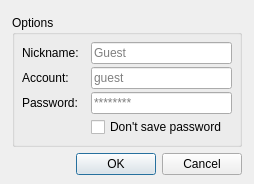
Qt form rc/RCConnectDialog.ui (Preagonal/TilesEditor) before a commit.
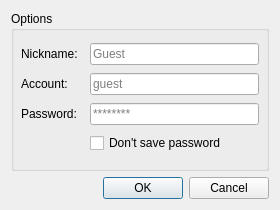
The same form after that commit.

Commit message: Add FileRequester support for RC mode

```diff
--- a/rc/RCConnectDialog.ui
+++ b/rc/RCConnectDialog.ui
@@ -9,14 +9,14 @@
    <rect>
     <x>0</x>
     <y>0</y>
-    <width>254</width>
-    <height>184</height>
+    <width>280</width>
+    <height>210</height>
    </rect>
   </property>
   <property name="minimumSize">
    <size>
-    <width>0</width>
-    <height>0</height>
+    <width>280</width>
+    <height>210</height>
    </size>
   </property>
   <property name="maximumSize">
@@ -46,59 +46,52 @@
   <property name="modal">
    <bool>false</bool>
   </property>
-  <widget class="QGroupBox" name="rcVertBox">
-   <property name="geometry">
-    <rect>
-     <x>0</x>
-     <y>0</y>
-     <width>254</width>
-     <height>187</height>
-    </rect>
-   </property>
-   <property name="styleSheet">
-    <string notr="true">#rcVertBox {
-	border: 0;
-	padding: 0px;
-	margin: 0px;
-	width: 100%;
-	height: 100%;
-}</string>
-   </property>
-   <layout class="QVBoxLayout" name="verticalLayout" stretch="0,0">
-    <property name="sizeConstraint">
-     <enum>QLayout::SetDefaultConstraint</enum>
-    </property>
+  <layout class="QGridLayout" name="gridLayout_2">
+   <item row="1" column="0">
+    <layout class="QHBoxLayout" name="horizontalLayout">
+     <item>
+      <spacer name="horizontalSpacer">
+       <property name="orientation">
+        <enum>Qt::Horizontal</enum>
+       </property>
+       <property name="sizeHint" stdset="0">
+        <size>
+         <width>40</width>
+         <height>20</height>
+        </size>
+       </property>
+      </spacer>
+     </item>
     <item>
+      <widget class="QDialogButtonBox" name="buttonBox">
+       <property name="orientation">
+        <enum>Qt::Horizontal</enum>
+       </property>
+       <property name="standardButtons">
+        <set>QDialogButtonBox::Cancel|QDialogButtonBox::Ok</set>
+       </property>
+       <property name="centerButtons">
+        <bool>false</bool>
+       </property>
+      </widget>
+     </item>
+    </layout>
+   </item>
+   <item row="0" column="0">
      <widget class="QGroupBox" name="credentialsGroupBox">
       <property name="enabled">
        <bool>true</bool>
       </property>
       <property name="styleSheet">
-       <string notr="true">#formGroupBox {
-/*border: 1px solid;*/
-margin-left: 4px;
-margin-right: 4px;
-margin-top: 4px;
-margin-bottom: 4px;
-width: 100%;
-}</string>
+      <string notr="true"/>
       </property>
       <property name="title">
        <string>Options</string>
       </property>
       <property name="flat">
-       <bool>true</bool>
-      </property>
-      <layout class="QFormLayout" name="formLayout_2">
-       <property name="fieldGrowthPolicy">
-        <enum>QFormLayout::ExpandingFieldsGrow</enum>
-       </property>
-       <property name="horizontalSpacing">
-        <number>12</number>
-       </property>
-       <property name="verticalSpacing">
-        <number>3</number>
-       </property>
+      <bool>false</bool>
+     </property>
+     <layout class="QGridLayout" name="gridLayout">
        <property name="leftMargin">
         <number>7</number>
        </property>
@@ -111,6 +104,12 @@
        <property name="bottomMargin">
         <number>7</number>
        </property>
+      <property name="horizontalSpacing">
+       <number>12</number>
+      </property>
+      <property name="verticalSpacing">
+       <number>3</number>
+      </property>
        <item row="0" column="0">
         <widget class="QLabel" name="nickLabel">
          <property name="text">
@@ -142,6 +141,13 @@
          </property>
         </widget>
        </item>
+      <item row="2" column="0">
+       <widget class="QLabel" name="passwordLabel">
+        <property name="text">
+         <string>Password:</string>
+        </property>
+       </widget>
+      </item>
        <item row="2" column="1">
         <widget class="QLineEdit" name="passwordEdit">
          <property name="echoMode">
@@ -155,13 +161,6 @@
          </property>
         </widget>
        </item>
-       <item row="2" column="0">
-        <widget class="QLabel" name="passwordLabel">
-         <property name="text">
-          <string>Password:</string>
-         </property>
-        </widget>
-       </item>
        <item row="3" column="1">
         <widget class="QCheckBox" name="_dontSavePassword">
          <property name="text">
@@ -175,38 +174,7 @@
       </layout>
      </widget>
     </item>
-    <item>
-     <layout class="QHBoxLayout" name="horizontalLayout">
-      <item>
-       <spacer name="horizontalSpacer">
-        <property name="orientation">
-         <enum>Qt::Horizontal</enum>
-        </property>
-        <property name="sizeHint" stdset="0">
-         <size>
-          <width>40</width>
-          <height>20</height>
-         </size>
-        </property>
-       </spacer>
-      </item>
-      <item>
-       <widget class="QDialogButtonBox" name="buttonBox">
-        <property name="orientation">
-         <enum>Qt::Horizontal</enum>
-        </property>
-        <property name="standardButtons">
-         <set>QDialogButtonBox::Cancel|QDialogButtonBox::Ok</set>
-        </property>
-        <property name="centerButtons">
-         <bool>false</bool>
-        </property>
-       </widget>
-      </item>
-     </layout>
-    </item>
-   </layout>
-  </widget>
+  </layout>
  </widget>
  <resources/>
  <connections/>
```
Lines whose indentation alone changed are shown as unchanged. The commit also changes 2 other files.
